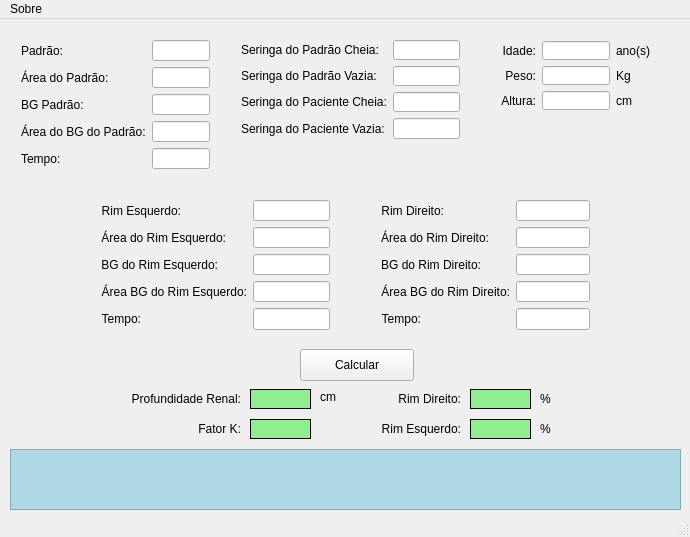
The window that dmsa/mainwindow.ui (sandrorb/dmsa) describes before a commit, drawn with Qt 5.
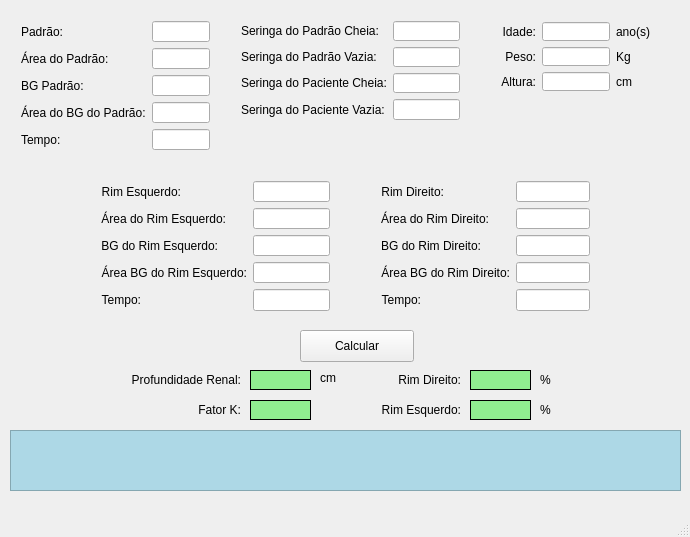
The same window after the commit.

The edit to the form file:
```diff
--- a/dmsa/mainwindow.ui
+++ b/dmsa/mainwindow.ui
@@ -10,6 +10,12 @@
     <height>537</height>
    </rect>
   </property>
+  <property name="sizePolicy">
+   <sizepolicy hsizetype="Fixed" vsizetype="Fixed">
+    <horstretch>0</horstretch>
+    <verstretch>0</verstretch>
+   </sizepolicy>
+  </property>
   <property name="windowTitle">
    <string>MainWindow</string>
   </property>
@@ -738,12 +744,12 @@
      <height>22</height>
     </rect>
    </property>
-   <widget class="QMenu" name="menuSobre">
-    <property name="title">
-     <string>Sobre</string>
-    </property>
-   </widget>
-   <addaction name="menuSobre"/>
+   <property name="sizePolicy">
+    <sizepolicy hsizetype="Fixed" vsizetype="Fixed">
+     <horstretch>0</horstretch>
+     <verstretch>0</verstretch>
+    </sizepolicy>
+   </property>
   </widget>
   <action name="actionTeste">
    <property name="text">
```
Left out of the diff: 18 changed lines with no effect on the pictures.
